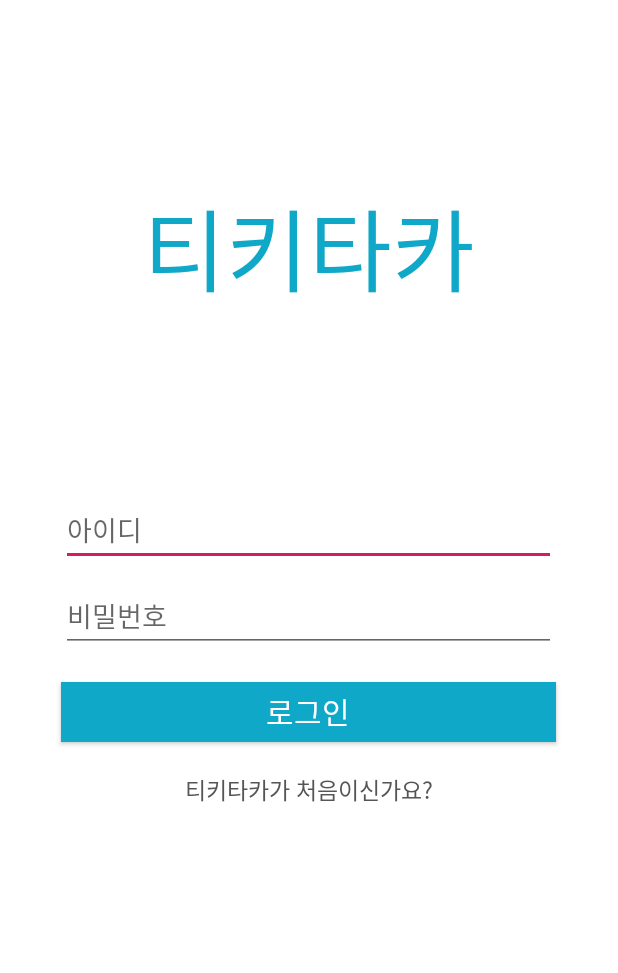
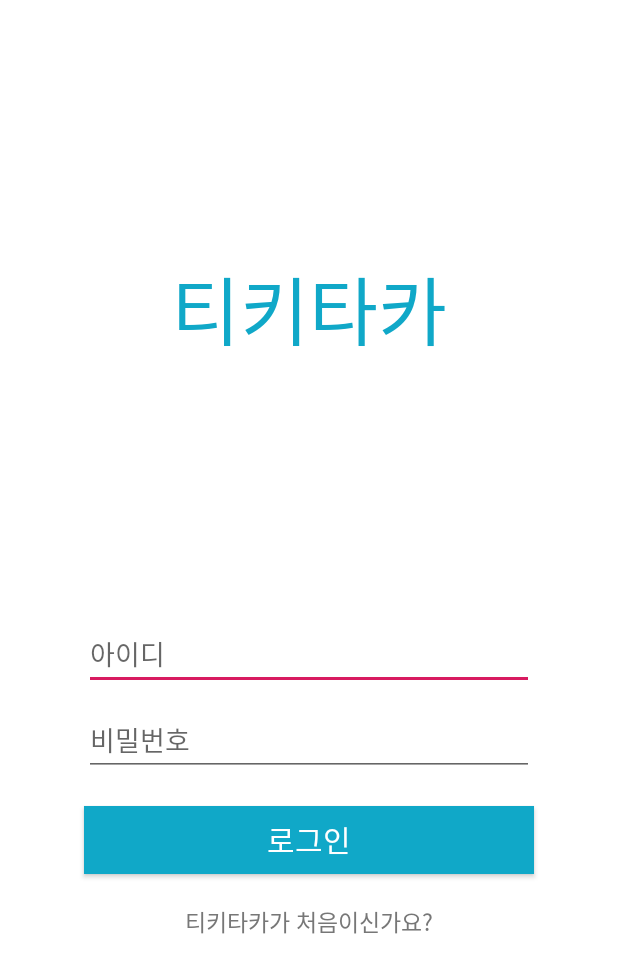
Before and after one commit to pknu-wap/TIKITAKA, an Android app: the layout activity_login.xml on its own in the app's theme, with its tools: preview values and no code run, on a phone screen of 412 x 824 dp. Shown: the top 973 px of the screen. Run offline under Robolectric (Android 15) with nearby library versions, the light colour scheme and no system bars.

Commit message:
로그인 xml 수정

```diff
--- a/app/src/main/res/layout/activity_login.xml
+++ b/app/src/main/res/layout/activity_login.xml
@@ -12,9 +12,9 @@
     <TextView
         android:layout_width="match_parent"
         android:layout_height="0dp"
-        android:layout_weight="4"
+        android:layout_weight="5"
         android:text="티키타카"
-        android:textSize="60dp"
+        android:textSize="50dp"
         android:textColor="#10A8C8"
         android:fontFamily="@font/bm"
         android:gravity="center">
@@ -28,7 +28,7 @@
         android:layout_weight="5">
 
     <EditText
-        android:layout_width="330dp"
+        android:layout_width="300dp"
         android:layout_height="wrap_content"
         android:layout_gravity="center"
         android:hint="아이디"
@@ -37,7 +37,7 @@
     </EditText>
 
     <EditText
-    android:layout_width="330dp"
+    android:layout_width="300dp"
     android:layout_height="wrap_content"
     android:layout_gravity="center"
     android:hint="비밀번호"
@@ -49,8 +49,8 @@
 
     <Button
         android:id="@+id/btn_login"
-        android:layout_width="330dp"
-        android:layout_height="40dp"
+        android:layout_width="300dp"
+        android:layout_height="45dp"
         android:layout_gravity="center"
         android:layout_marginTop="20dp"
         android:text="로그인"
@@ -68,7 +68,7 @@
         android:layout_marginTop="20dp"
         android:text="티키타카가 처음이신가요?"
         android:textSize="15dp"
-        android:textColor="#555555"
+        android:textColor="#777777"
         android:gravity="center"
         android:fontFamily="@font/bm">
 
--- a/app/src/main/res/values/styles.xml
+++ b/app/src/main/res/values/styles.xml
@@ -2,10 +2,13 @@
 
     <!-- Base application theme. -->
     <style name="AppTheme" parent="Theme.AppCompat.Light.DarkActionBar">
+        <item name="windowNoTitle">true</item>
         <!-- Customize your theme here. -->
         <item name="colorPrimary">#FFFFFF</item>
         <item name="colorPrimaryDark">#c7c7c7</item>
         <item name="colorAccent">@color/colorAccent</item>
     </style>
 
+
+
 </resources>
```
